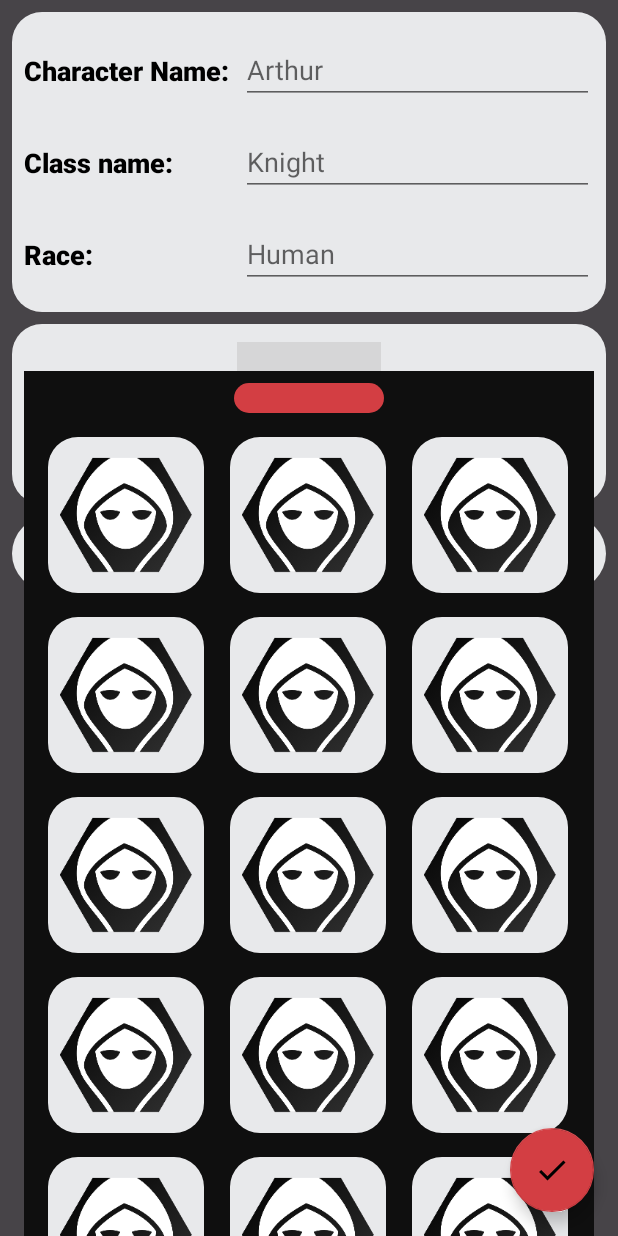
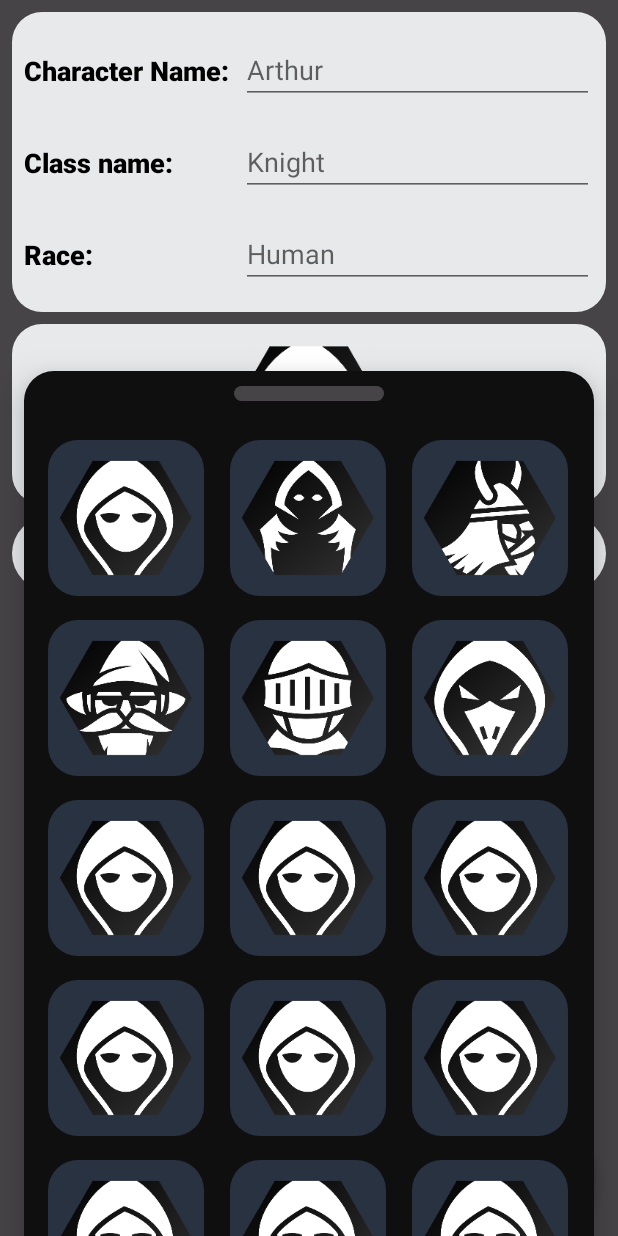
Before and after one commit to Reggar66/Character-Sheet-App, an Android app: the CharacterCreationFragment screen opened through its navigation route, on a phone screen of 412 x 824 dp. Run offline under Robolectric (Android 15) with nearby library versions, the phone set to English and light mode, and no system bars; our stand-ins replace AdMob, Room's generated code, navigation-ui; libraries missing offline, so code that uses them is left out: com.google.ads.consent, com.google.ads.mediation, com.suddenh4x.ratingdialog; pictures from the network do not load; Roboto replaces fonts that are not available here; 8 statements that could not run were skipped.

Commit message:
Working on new character creation #3. Working Bottom Sheet with icon selecting

```diff
--- a/UCS/src/main/java/com/awkwardlydevelopedapps/unicharsheet/Icon.kt
+++ b/UCS/src/main/java/com/awkwardlydevelopedapps/unicharsheet/Icon.kt
@@ -11,11 +11,11 @@ class Icon(val iconId: Int,
 
             // TODO change to normal icons
             icons.add(Icon(ImageContract.Character.COWLED_ID, ImageContract.Character.COWLED))
-            icons.add(Icon(ImageContract.Character.COWLED_ID, ImageContract.Character.COWLED))
-            icons.add(Icon(ImageContract.Character.COWLED_ID, ImageContract.Character.COWLED))
-            icons.add(Icon(ImageContract.Character.COWLED_ID, ImageContract.Character.COWLED))
-            icons.add(Icon(ImageContract.Character.COWLED_ID, ImageContract.Character.COWLED))
-            icons.add(Icon(ImageContract.Character.COWLED_ID, ImageContract.Character.COWLED))
+            icons.add(Icon(ImageContract.Character.CULTIST_ID, ImageContract.Character.CULTIST))
+            icons.add(Icon(ImageContract.Character.VIKING_ID, ImageContract.Character.VIKING))
+            icons.add(Icon(ImageContract.Character.WIZARD_ID, ImageContract.Character.WIZARD))
+            icons.add(Icon(ImageContract.Character.VISORED_ID, ImageContract.Character.VISORED))
+            icons.add(Icon(ImageContract.Character.KENAKU_ID, ImageContract.Character.KENAKU))
             icons.add(Icon(ImageContract.Character.COWLED_ID, ImageContract.Character.COWLED))
             icons.add(Icon(ImageContract.Character.COWLED_ID, ImageContract.Character.COWLED))
             icons.add(Icon(ImageContract.Character.COWLED_ID, ImageContract.Character.COWLED))
--- a/UCS/src/main/java/com/awkwardlydevelopedapps/unicharsheet/IconsAdapter.kt
+++ b/UCS/src/main/java/com/awkwardlydevelopedapps/unicharsheet/IconsAdapter.kt
@@ -5,12 +5,26 @@ import android.view.View
 import android.view.ViewGroup
 import android.widget.ImageView
 import androidx.recyclerview.widget.RecyclerView
+import com.google.android.material.bottomsheet.BottomSheetBehavior
 
-class IconsAdapter(private val mIcons: List<Icon>) : RecyclerView.Adapter<IconsAdapter.ViewHolder>() {
+class IconsAdapter(private val mIcons: List<Icon>,
+                   private val imageToSet: ImageView,
+                   private val bottomSheetBehavior: BottomSheetBehavior<View>) : RecyclerView.Adapter<IconsAdapter.ViewHolder>() {
 
+    inner class ViewHolder(itemView: View) : RecyclerView.ViewHolder(itemView), View.OnClickListener {
+        val iconImage = itemView.findViewById<ImageView>(R.id.icon)
 
-    inner class ViewHolder(itemView: View) : RecyclerView.ViewHolder(itemView) {
-        val iconImage = itemView.findViewById<ImageView>(R.id.icon)
+        init {
+            iconImage.setOnClickListener(this)
+        }
+
+        override fun onClick(p0: View?) {
+            val position = adapterPosition
+            imageToSet.setImageResource(mIcons[position].iconId)
+            imageToSet.contentDescription = mIcons[position].iconName
+            bottomSheetBehavior.state = BottomSheetBehavior.STATE_HIDDEN
+        }
+
 
     }
 
--- a/UCS/src/main/java/com/awkwardlydevelopedapps/unicharsheet/fragments/CharacterCreationFragment.java
+++ b/UCS/src/main/java/com/awkwardlydevelopedapps/unicharsheet/fragments/CharacterCreationFragment.java
@@ -34,6 +34,8 @@ import com.awkwardlydevelopedapps.unicharsheet.preset.Preset;
 import com.awkwardlydevelopedapps.unicharsheet.stat.Stat;
 import com.google.android.material.bottomsheet.BottomSheetBehavior;
 import com.google.android.material.floatingactionbutton.FloatingActionButton;
+import com.google.android.material.snackbar.BaseTransientBottomBar;
+import com.google.android.material.snackbar.Snackbar;
 
 import java.util.ArrayList;
 import java.util.List;
@@ -76,15 +78,16 @@ public class CharacterCreationFragment extends Fragment {
         bottomSheetBehavior = BottomSheetBehavior.from(bottomSheetIcons);
 
         icon = rootView.findViewById(R.id.icon_characterCreation);
+        icon.setImageResource(ImageContract.Character.COWLED_ID);
+        icon.setContentDescription(ImageContract.Character.COWLED);
         icon.setOnClickListener(view -> {
-            // TODO open BottomSheet with icons to choose
             bottomSheetBehavior.setState(BottomSheetBehavior.STATE_HALF_EXPANDED);
         });
 
 
         RecyclerView recyclerViewBottomSheet = rootView.findViewById(R.id.recyclerView_icons_grid);
         icons = Icon.Companion.populateIcons();
-        IconsAdapter iconsAdapter = new IconsAdapter(icons);
+        IconsAdapter iconsAdapter = new IconsAdapter(icons, icon, bottomSheetBehavior);
         recyclerViewBottomSheet.setAdapter(iconsAdapter);
         recyclerViewBottomSheet.setLayoutManager(new GridLayoutManager(requireContext(), 3));
 
@@ -144,7 +147,7 @@ public class CharacterCreationFragment extends Fragment {
 
         //create and add new character
         //Check if given character already exist, if so - quit adding
-        Character newCharacter = new Character(name, className, race, imageIdValue());
+        Character newCharacter = new Character(name, className, race, imageResourceTag());
 
         //Insert new character to DB and store its ID.
         charId = (int) characterDao.insert(newCharacter);
@@ -183,13 +186,8 @@ public class CharacterCreationFragment extends Fragment {
 
     }
 
-    private String imageIdValue() {
-        String iconIdTemp = ImageContract.Character.COWLED;
-        ;
-
-        // TODO returning image value. Right now it's constant
-
-        return iconIdTemp;
+    private String imageResourceTag() {
+        return icon.getContentDescription().toString();
     }
 
     private void showToast(String msg) {
@@ -211,4 +209,12 @@ public class CharacterCreationFragment extends Fragment {
             ExecSingleton.getInstance().execute(taskCreateAndAddCharacter());
         }
     }
+
+    private class OnIconChooserClickListener implements View.OnClickListener {
+
+        @Override
+        public void onClick(View view) {
+            Snackbar.make(rootView, "Icon click!", BaseTransientBottomBar.LENGTH_SHORT).show();
+        }
+    }
 }
--- a/UCS/src/main/res/layout/bottom_sheet_character_icon_selection.xml
+++ b/UCS/src/main/res/layout/bottom_sheet_character_icon_selection.xml
@@ -4,20 +4,33 @@
     android:layout_width="match_parent"
     android:layout_height="match_parent"
     android:layout_margin="@dimen/margin_16dp"
-    android:background="@color/colorPrimaryDark"
+    android:background="@drawable/equipment_details_background_drawable"
+    android:backgroundTint="@color/colorPrimaryDark"
+    android:elevation="16dp"
     app:behavior_hideable="true"
     app:behavior_peekHeight="auto"
     app:layout_behavior="@string/bottom_sheet_behavior">
 
     <FrameLayout
         android:id="@+id/frameLayout"
-        android:layout_width="100dp"
-        android:layout_height="20dp"
-        android:layout_margin="8dp"
-        android:background="@drawable/list_item_stat_drawable_selected"
+        android:layout_width="match_parent"
+        android:layout_height="30dp"
         app:layout_constraintEnd_toEndOf="parent"
         app:layout_constraintStart_toStartOf="parent"
-        app:layout_constraintTop_toTopOf="parent" />
+        app:layout_constraintTop_toTopOf="parent">
+
+        <FrameLayout
+            android:layout_width="100dp"
+            android:layout_height="10dp"
+            android:layout_gravity="center"
+            android:layout_margin="8dp"
+            android:background="@drawable/list_item_stat_drawable_selected"
+            android:backgroundTint="@color/colorSecondaryDark"
+            app:layout_constraintEnd_toEndOf="parent"
+            app:layout_constraintStart_toStartOf="parent"
+            app:layout_constraintTop_toTopOf="parent" />
+    </FrameLayout>
+
 
     <androidx.recyclerview.widget.RecyclerView
         android:id="@+id/recyclerView_icons_grid"
--- a/UCS/src/main/res/layout/bottom_sheet_icon_item.xml
+++ b/UCS/src/main/res/layout/bottom_sheet_icon_item.xml
@@ -10,6 +10,7 @@
         android:layout_height="match_parent"
         android:layout_margin="8dp"
         android:background="@drawable/equipment_details_background_drawable"
+        android:backgroundTint="@color/colorPrimary"
         app:layout_constraintBottom_toBottomOf="parent"
         app:layout_constraintEnd_toEndOf="parent"
         app:layout_constraintStart_toStartOf="parent"
@@ -24,7 +25,7 @@
             app:layout_constraintEnd_toEndOf="parent"
             app:layout_constraintStart_toStartOf="parent"
             app:layout_constraintTop_toTopOf="parent"
-            tools:srcCompat="@drawable/ic_cowled_circle" />
+            tools:srcCompat="@drawable/ic_cowled_hex_gradient" />
     </FrameLayout>
 
 
--- a/UCS/src/main/res/layout/fragment_character_creation.xml
+++ b/UCS/src/main/res/layout/fragment_character_creation.xml
@@ -126,10 +126,10 @@
                 android:layout_marginTop="8dp"
                 android:layout_marginBottom="8dp"
                 android:background="@drawable/pocket_fragment_value_ripple"
-                android:src="@drawable/ic_cowled_circle"
                 app:layout_constraintEnd_toEndOf="parent"
                 app:layout_constraintStart_toStartOf="parent"
-                app:layout_constraintTop_toBottomOf="@+id/parent_classBasics" />
+                app:layout_constraintTop_toBottomOf="@+id/parent_classBasics"
+                tools:src="@drawable/ic_cowled_hex_gradient" />
         </FrameLayout>
 
 
```
